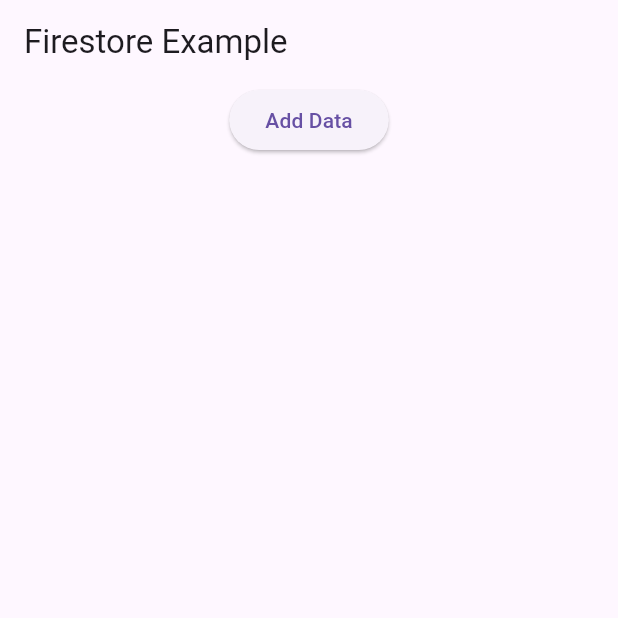
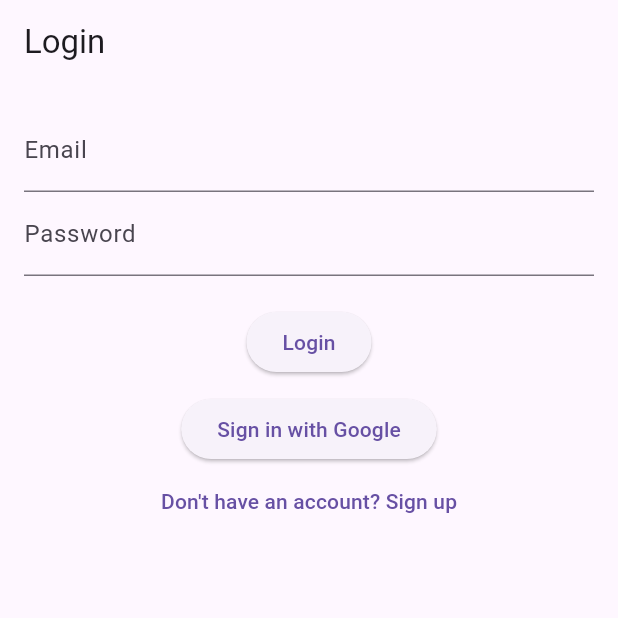
Before and after one commit to enriicola/Marapp, a Flutter app: the screen it shows after launch, on a phone screen of 412 x 824 dp, the top half of it. Run offline on Flutter 3.47's test engine with Material 3 defaults, Android fonts, the light colour scheme and no system bars; our stand-ins replace firebase_auth, firebase_core, google_sign_in; accounts and stored records are empty.

Commit message:
login and signup functionality

```diff
--- a/Marapp-main/flutter/marapp/lib/main.dart
+++ b/Marapp-main/flutter/marapp/lib/main.dart
@@ -1,79 +1,24 @@
 import 'package:flutter/material.dart';
+import 'package:provider/provider.dart';
 import 'package:firebase_core/firebase_core.dart';
-import 'package:cloud_firestore/cloud_firestore.dart';
+import 'providers/auth_provider.dart';
+import 'views/login_signup_view.dart';
 
 void main() async {
   WidgetsFlutterBinding.ensureInitialized();
-  await Firebase.initializeApp();  // Inizializza Firebase
+  await Firebase.initializeApp();
   runApp(MyApp());
 }
 
 class MyApp extends StatelessWidget {
   @override
   Widget build(BuildContext context) {
-    return MaterialApp(
-      title: 'Firestore Example',
-      theme: ThemeData(
-        primarySwatch: Colors.blue,
-      ),
-      home: MyHomePage(),
-    );
-  }
-}
-
-class MyHomePage extends StatefulWidget {
-  @override
-  _MyHomePageState createState() => _MyHomePageState();
-}
-
-class _MyHomePageState extends State<MyHomePage> {
-  final FirebaseFirestore _firestore = FirebaseFirestore.instance;
-
-  Future<void> addData() async {
-    await _firestore.collection('users').add({
-      'name': 'Marco',
-      'age': 25,
-    });
-  }
-
-  Stream<QuerySnapshot> readData() {
-    return _firestore.collection('users').snapshots();
-  }
-
-  @override
-  Widget build(BuildContext context) {
-    return Scaffold(
-      appBar: AppBar(
-        title: Text('Firestore Example'),
-      ),
-      body: Column(
-        children: [
-          ElevatedButton(
-            onPressed: addData,
-            child: Text('Add Data'),
-          ),
-          StreamBuilder<QuerySnapshot>(
-            stream: readData(),
-            builder: (context, snapshot) {
-              if (!snapshot.hasData) {
-                return CircularProgressIndicator();
-              }
-              final docs = snapshot.data!.docs;
-              return Expanded(
-                child: ListView.builder(
-                  itemCount: docs.length,
-                  itemBuilder: (context, index) {
-                    final data = docs[index].data() as Map<String, dynamic>;
-                    return ListTile(
-                      title: Text(data['name']),
-                      subtitle: Text('Age: ${data['age']}'),
-                    );
-                  },
-                ),
-              );
-            },
-          ),
-        ],
+    return MultiProvider(
+      providers: [
+        ChangeNotifierProvider(create: (_) => AuthProvider()),
+      ],
+      child: MaterialApp(
+        home: LoginSignupView(),
       ),
     );
   }
--- /dev/null
+++ b/Marapp-main/flutter/marapp/lib/providers/auth_provider.dart
@@ -0,0 +1,39 @@
+import 'package:flutter/material.dart';
+import 'package:firebase_auth/firebase_auth.dart';
+import '../services/auth_service.dart';
+
+class AuthProvider with ChangeNotifier {
+  User? _user;
+  final AuthService _authService = AuthService();
+
+  User? get user => _user;
+
+  // Login
+  Future<void> login(String email, String password) async {
+    _user = await _authService.login(email, password);
+    notifyListeners();
+  }
+
+  // Sign Up
+  Future<void> signUp(String email, String password) async {
+    _user = await _authService.signUp(email, password);
+    notifyListeners();
+  }
+
+  Future<User?> signInWithGoogle() async {
+    User? user = await _authService.signInWithGoogle();
+    _user = user; // Salva l'utente se necessario
+    notifyListeners();
+    return user;
+  }
+
+    // Logout
+  Future<void> logout() async {
+    await _authService.logout();
+    _user = null;
+    notifyListeners();
+  }
+
+  // Check if user is authenticated
+  bool get isAuthenticated => _user != null;
+}
--- /dev/null
+++ b/Marapp-main/flutter/marapp/lib/services/auth_service.dart
@@ -0,0 +1,62 @@
+import 'package:firebase_auth/firebase_auth.dart';
+import 'package:google_sign_in/google_sign_in.dart';
+
+class AuthService {
+  final FirebaseAuth _auth = FirebaseAuth.instance;
+  final GoogleSignIn _googleSignIn = GoogleSignIn();
+
+  // Login
+  Future<User?> login(String email, String password) async {
+    try {
+      UserCredential userCredential = await _auth.signInWithEmailAndPassword(
+        email: email,
+        password: password,
+      );
+      return userCredential.user;
+    } catch (e) {
+      print(e.toString());
+      return null;
+    }
+  }
+
+  // Sign Up
+  Future<User?> signUp(String email, String password) async {
+    try {
+      UserCredential userCredential = await _auth.createUserWithEmailAndPassword(
+        email: email,
+        password: password,
+      );
+      return userCredential.user;
+    } catch (e) {
+      print(e.toString());
+      return null;
+    }
+  }
+
+  // Google Sign In
+  Future<User?> signInWithGoogle() async {
+    try {
+      final GoogleSignInAccount? googleUser = await _googleSignIn.signIn();
+      final GoogleSignInAuthentication? googleAuth = await googleUser?.authentication;
+
+      final AuthCredential credential = GoogleAuthProvider.credential(
+        accessToken: googleAuth?.accessToken,
+        idToken: googleAuth?.idToken,
+      );
+
+      UserCredential userCredential = await _auth.signInWithCredential(credential);
+      return userCredential.user;
+    } catch (e) {
+      print(e.toString());
+      return null;
+    }
+  }
+
+  // Logout
+  Future<void> logout() async {
+    await _auth.signOut();
+  }
+
+  // Current User
+  User? get currentUser => _auth.currentUser;
+}
--- /dev/null
+++ b/Marapp-main/flutter/marapp/lib/views/login_signup_view.dart
@@ -0,0 +1,178 @@
+import 'package:flutter/material.dart';
+import 'package:firebase_auth/firebase_auth.dart';
+import 'package:provider/provider.dart';
+import 'home_page.dart';
+import '../providers/auth_provider.dart' as local_auth;
+
+class LoginSignupView extends StatefulWidget {
+  @override
+  _LoginSignupViewState createState() => _LoginSignupViewState();
+}
+
+class _LoginSignupViewState extends State<LoginSignupView> {
+  bool isLogin = true;
+  final GlobalKey<FormState> _formKey = GlobalKey<FormState>();
+
+  TextEditingController emailController = TextEditingController();
+  TextEditingController passwordController = TextEditingController();
+
+  void toggleFormType() {
+    setState(() {
+      isLogin = !isLogin;
+    });
+  }
+
+  Future<void> _submit() async {
+    if (_formKey.currentState!.validate()) {
+      try {
+        if (isLogin) {
+          // Perform login
+          UserCredential userCredential = await FirebaseAuth.instance.signInWithEmailAndPassword(
+            email: emailController.text,
+            password: passwordController.text,
+          );
+          // Redirect to home
+          Navigator.pushReplacement(
+            context,
+            MaterialPageRoute(builder: (context) => HomePage()),
+          );
+        } else {
+          // Perform registration
+          UserCredential userCredential = await FirebaseAuth.instance.createUserWithEmailAndPassword(
+            email: emailController.text,
+            password: passwordController.text,
+          );
+          // Redirect to home
+          Navigator.pushReplacement(
+            context,
+            MaterialPageRoute(builder: (context) => HomePage()),
+          );
+        }
+      } on FirebaseAuthException catch (e) {
+        String message;
+        if (e.code == 'email-already-in-use') {
+          message = 'This email is already registered. Please use another email.';
+        } else {
+          message = e.message ?? 'An error occurred. Please try again.';
+        }
+        // Show an error message
+        showDialog(
+          context: context,
+          builder: (context) => AlertDialog(
+            title: Text('Error'),
+            content: Text(message),
+            actions: [
+              TextButton(
+                onPressed: () => Navigator.of(context).pop(),
+                child: Text('OK'),
+              ),
+            ],
+          ),
+        );
+      }
+    }
+  }
+
+  Future<void> _signInWithGoogle() async {
+    final authProvider = Provider.of<local_auth.AuthProvider>(context, listen: false);
+    User? user = await authProvider.signInWithGoogle();
+    if (user != null) {
+      Navigator.pushReplacement(
+        context,
+        MaterialPageRoute(builder: (context) => HomePage()),
+      );
+    } else {
+      showDialog(
+        context: context,
+        builder: (context) => AlertDialog(
+          title: Text('Error'),
+          content: Text('An error occurred during Google login.'),
+          actions: [
+            TextButton(
+              onPressed: () => Navigator.of(context).pop(),
+              child: Text('OK'),
+            ),
+          ],
+        ),
+      );
+    }
+  }
+
+  Future<void> _signUpWithGoogle() async {
+    final authProvider = Provider.of<local_auth.AuthProvider>(context, listen: false);
+    User? user = await authProvider.signInWithGoogle(); // Could be the same method for login
+    if (user != null) {
+      Navigator.pushReplacement(
+        context,
+        MaterialPageRoute(builder: (context) => HomePage()),
+      );
+    } else {
+      showDialog(
+        context: context,
+        builder: (context) => AlertDialog(
+          title: Text('Error'),
+          content: Text('An error occurred during Google registration.'),
+          actions: [
+            TextButton(
+              onPressed: () => Navigator.of(context).pop(),
+              child: Text('OK'),
+            ),
+          ],
+        ),
+      );
+    }
+  }
+
+  @override
+  Widget build(BuildContext context) {
+    return Scaffold(
+      appBar: AppBar(
+        title: Text(isLogin ? 'Login' : 'Sign Up'),
+      ),
+      body: Padding(
+        padding: const EdgeInsets.all(16.0),
+        child: Form(
+          key: _formKey,
+          child: Column(
+            children: [
+              TextFormField(
+                controller: emailController,
+                decoration: InputDecoration(labelText: 'Email'),
+                keyboardType: TextInputType.emailAddress,
+                validator: (value) {
+                  if (value!.isEmpty || !value.contains('@')) return 'Please enter a valid email';
+                  return null;
+                },
+              ),
+              TextFormField(
+                controller: passwordController,
+                decoration: InputDecoration(labelText: 'Password'),
+                obscureText: true,
+                validator: (value) {
+                  if (value!.isEmpty || value.length < 6) return 'Password must be at least 6 characters long';
+                  return null;
+                },
+              ),
+              SizedBox(height: 20),
+              ElevatedButton(
+                onPressed: _submit,
+                child: Text(isLogin ? 'Login' : 'Sign Up'),
+              ),
+              SizedBox(height: 10),
+              ElevatedButton(
+                onPressed: isLogin ? _signInWithGoogle : _signUpWithGoogle,
+                child: Text(isLogin ? "Sign in with Google" : "Sign up with Google"),
+              ),
+              TextButton(
+                onPressed: toggleFormType,
+                child: Text(isLogin
+                    ? "Don't have an account? Sign up"
+                    : "Already have an account? Login"),
+              ),
+            ],
+          ),
+        ),
+      ),
+    );
+  }
+}
--- a/Marapp-main/flutter/marapp/pubspec.yaml
+++ b/Marapp-main/flutter/marapp/pubspec.yaml
@@ -31,8 +31,12 @@
   flutter:
     sdk: flutter
   cloud_firestore: ^5.4.2
-  firebase_core: ^3.5.0
+  firebase_core: ^3.6.0
+  firebase_auth: ^5.3.1
   collection: ^1.18.0
+  provider: ^6.0.5
+  google_sign_in: ^6.0.1
+
 
 
   # The following adds the Cupertino Icons font to your application.
```
Also changed, not shown: Marapp-main/flutter/marapp/lib/views/home_page.dart (added, +37 -0 lines), Marapp-main/flutter/marapp/pubspec.lock, 1 other file.
